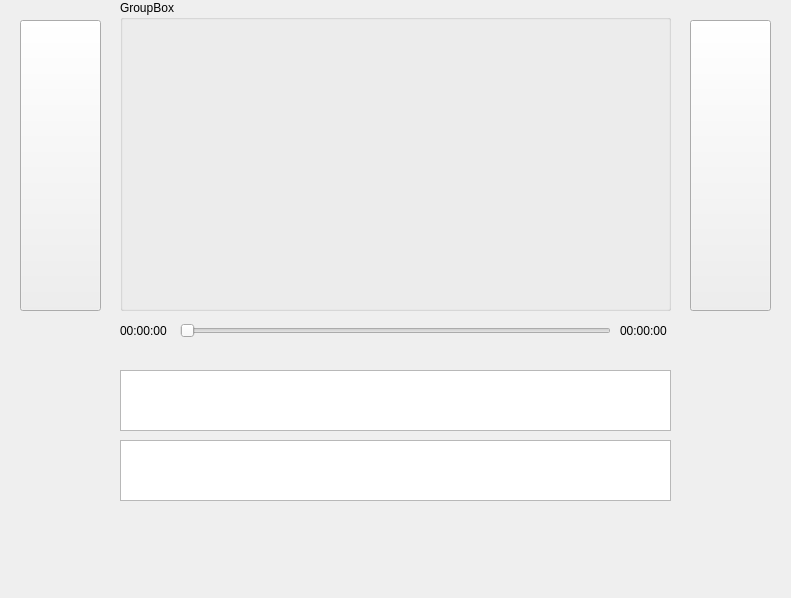
sinfillo/SpeakSavvy, file videowidget.ui: the form before one commit.
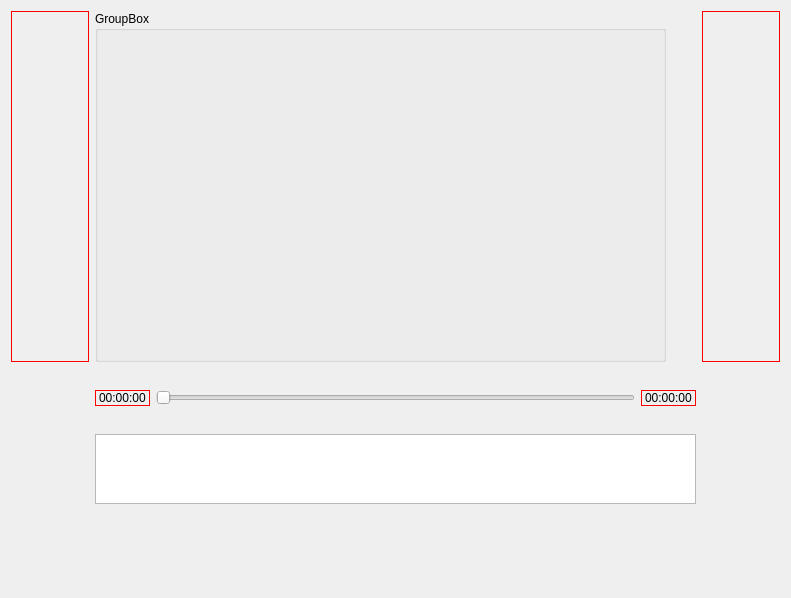
The form after the commit.

Commit message: fix timer in quiz, change ui in video and quiz, add cnt word in start quiz

```diff
--- a/videowidget.ui
+++ b/videowidget.ui
@@ -13,138 +13,679 @@
   <property name="windowTitle">
    <string>Form</string>
   </property>
-  <widget class="QGroupBox" name="groupBox">
-   <property name="geometry">
-    <rect>
-     <x>120</x>
-     <y>0</y>
-     <width>551</width>
-     <height>311</height>
-    </rect>
-   </property>
-   <property name="mouseTracking">
-    <bool>true</bool>
-   </property>
-   <property name="title">
-    <string>GroupBox</string>
-   </property>
-  </widget>
-  <widget class="QSlider" name="horizontalSlider">
-   <property name="geometry">
-    <rect>
-     <x>180</x>
-     <y>320</y>
-     <width>431</width>
-     <height>21</height>
-    </rect>
-   </property>
-   <property name="orientation">
-    <enum>Qt::Horizontal</enum>
-   </property>
-  </widget>
-  <widget class="QPushButton" name="nextVideoButton">
-   <property name="geometry">
-    <rect>
-     <x>690</x>
-     <y>20</y>
-     <width>81</width>
-     <height>291</height>
-    </rect>
-   </property>
-   <property name="text">
-    <string/>
-   </property>
-  </widget>
-  <widget class="QPushButton" name="prevVideoButton">
-   <property name="geometry">
-    <rect>
-     <x>20</x>
-     <y>20</y>
-     <width>81</width>
-     <height>291</height>
-    </rect>
-   </property>
-   <property name="sizePolicy">
-    <sizepolicy hsizetype="Preferred" vsizetype="Preferred">
-     <horstretch>0</horstretch>
-     <verstretch>0</verstretch>
-    </sizepolicy>
-   </property>
-   <property name="text">
-    <string/>
-   </property>
-  </widget>
-  <widget class="QTextEdit" name="textEdit">
-   <property name="geometry">
-    <rect>
-     <x>120</x>
-     <y>370</y>
-     <width>551</width>
-     <height>61</height>
-    </rect>
-   </property>
-   <property name="sizePolicy">
-    <sizepolicy hsizetype="Fixed" vsizetype="Fixed">
-     <horstretch>0</horstretch>
-     <verstretch>0</verstretch>
-    </sizepolicy>
-   </property>
-   <property name="styleSheet">
-    <string notr="true">font: 20pt &quot;PT Mono&quot;;
-</string>
-   </property>
-  </widget>
-  <widget class="QLabel" name="currentTimeLabel">
-   <property name="geometry">
-    <rect>
-     <x>120</x>
-     <y>320</y>
-     <width>61</width>
-     <height>21</height>
-    </rect>
-   </property>
-   <property name="styleSheet">
-    <string notr="true">font: 14pt &quot;Helvetica&quot;;</string>
-   </property>
-   <property name="text">
-    <string>00:00:00</string>
-   </property>
-  </widget>
-  <widget class="QLabel" name="totalTimeLabel">
-   <property name="geometry">
-    <rect>
-     <x>620</x>
-     <y>320</y>
-     <width>61</width>
-     <height>21</height>
-    </rect>
-   </property>
-   <property name="styleSheet">
-    <string notr="true">font: 14pt &quot;Helvetica&quot;;</string>
-   </property>
-   <property name="text">
-    <string>00:00:00</string>
-   </property>
-  </widget>
-  <widget class="QTextEdit" name="translatedText">
-   <property name="geometry">
-    <rect>
-     <x>120</x>
-     <y>440</y>
-     <width>551</width>
-     <height>61</height>
-    </rect>
-   </property>
-   <property name="sizePolicy">
-    <sizepolicy hsizetype="Fixed" vsizetype="Fixed">
-     <horstretch>0</horstretch>
-     <verstretch>0</verstretch>
-    </sizepolicy>
-   </property>
-   <property name="styleSheet">
-    <string notr="true">font: 20pt &quot;PT Mono&quot;;</string>
-   </property>
-  </widget>
+  <layout class="QGridLayout" name="gridLayout_2">
+   <item row="0" column="0">
+    <widget class="QPushButton" name="prevVideoButton">
+     <property name="sizePolicy">
+      <sizepolicy hsizetype="Minimum" vsizetype="Fixed">
+       <horstretch>0</horstretch>
+       <verstretch>0</verstretch>
+      </sizepolicy>
+     </property>
+     <property name="minimumSize">
+      <size>
+       <width>0</width>
+       <height>351</height>
+      </size>
+     </property>
+     <property name="maximumSize">
+      <size>
+       <width>16777215</width>
+       <height>351</height>
+      </size>
+     </property>
+     <property name="styleSheet">
+      <string notr="true">border: 1px solid red;</string>
+     </property>
+     <property name="text">
+      <string/>
+     </property>
+    </widget>
+   </item>
+   <item row="0" column="1">
+    <widget class="QGroupBox" name="groupBox">
+     <property name="sizePolicy">
+      <sizepolicy hsizetype="Minimum" vsizetype="Minimum">
+       <horstretch>0</horstretch>
+       <verstretch>0</verstretch>
+      </sizepolicy>
+     </property>
+     <property name="minimumSize">
+      <size>
+       <width>541</width>
+       <height>351</height>
+      </size>
+     </property>
+     <property name="maximumSize">
+      <size>
+       <width>571</width>
+       <height>351</height>
+      </size>
+     </property>
+     <property name="title">
+      <string>GroupBox</string>
+     </property>
+    </widget>
+   </item>
+   <item row="0" column="2">
+    <widget class="QPushButton" name="nextVideoButton">
+     <property name="minimumSize">
+      <size>
+       <width>0</width>
+       <height>351</height>
+      </size>
+     </property>
+     <property name="maximumSize">
+      <size>
+       <width>16777215</width>
+       <height>351</height>
+      </size>
+     </property>
+     <property name="styleSheet">
+      <string notr="true">border: 1px solid red;</string>
+     </property>
+     <property name="text">
+      <string/>
+     </property>
+    </widget>
+   </item>
+   <item row="1" column="0">
+    <spacer name="verticalSpacer">
+     <property name="orientation">
+      <enum>Qt::Vertical</enum>
+     </property>
+     <property name="sizeHint" stdset="0">
+      <size>
+       <width>78</width>
+       <height>201</height>
+      </size>
+     </property>
+    </spacer>
+   </item>
+   <item row="1" column="1">
+    <layout class="QGridLayout" name="gridLayout">
+     <property name="sizeConstraint">
+      <enum>QLayout::SetFixedSize</enum>
+     </property>
+     <property name="verticalSpacing">
+      <number>-1</number>
+     </property>
+     <item row="0" column="0">
+      <widget class="QLabel" name="currentTimeLabel">
+       <property name="sizePolicy">
+        <sizepolicy hsizetype="Fixed" vsizetype="Minimum">
+         <horstretch>0</horstretch>
+         <verstretch>0</verstretch>
+        </sizepolicy>
+       </property>
+       <property name="styleSheet">
+        <string notr="true">font: 14pt &quot;Helvetica&quot;;
+border: 1px solid red;</string>
+       </property>
+       <property name="text">
+        <string>00:00:00</string>
+       </property>
+      </widget>
+     </item>
+     <item row="2" column="1">
+      <widget class="QPushButton" name="translatedText">
+       <property name="minimumSize">
+        <size>
+         <width>0</width>
+         <height>30</height>
+        </size>
+       </property>
+       <property name="maximumSize">
+        <size>
+         <width>16777215</width>
+         <height>30</height>
+        </size>
+       </property>
+       <property name="palette">
+        <palette>
+         <active>
+          <colorrole role="WindowText">
+           <brush brushstyle="SolidPattern">
+            <color alpha="255">
+             <red>0</red>
+             <green>0</green>
+             <blue>0</blue>
+            </color>
+           </brush>
+          </colorrole>
+          <colorrole role="Button">
+           <brush brushstyle="SolidPattern">
+            <color alpha="0">
+             <red>0</red>
+             <green>0</green>
+             <blue>0</blue>
+            </color>
+           </brush>
+          </colorrole>
+          <colorrole role="Light">
+           <brush brushstyle="SolidPattern">
+            <color alpha="255">
+             <red>255</red>
+             <green>255</green>
+             <blue>255</blue>
+            </color>
+           </brush>
+          </colorrole>
+          <colorrole role="Midlight">
+           <brush brushstyle="SolidPattern">
+            <color alpha="255">
+             <red>215</red>
+             <green>215</green>
+             <blue>215</blue>
+            </color>
+           </brush>
+          </colorrole>
+          <colorrole role="Dark">
+           <brush brushstyle="SolidPattern">
+            <color alpha="255">
+             <red>88</red>
+             <green>88</green>
+             <blue>88</blue>
+            </color>
+           </brush>
+          </colorrole>
+          <colorrole role="Mid">
+           <brush brushstyle="SolidPattern">
+            <color alpha="255">
+             <red>117</red>
+             <green>117</green>
+             <blue>117</blue>
+            </color>
+           </brush>
+          </colorrole>
+          <colorrole role="Text">
+           <brush brushstyle="SolidPattern">
+            <color alpha="255">
+             <red>0</red>
+             <green>0</green>
+             <blue>0</blue>
+            </color>
+           </brush>
+          </colorrole>
+          <colorrole role="BrightText">
+           <brush brushstyle="SolidPattern">
+            <color alpha="255">
+             <red>255</red>
+             <green>255</green>
+             <blue>255</blue>
+            </color>
+           </brush>
+          </colorrole>
+          <colorrole role="ButtonText">
+           <brush brushstyle="SolidPattern">
+            <color alpha="255">
+             <red>0</red>
+             <green>0</green>
+             <blue>0</blue>
+            </color>
+           </brush>
+          </colorrole>
+          <colorrole role="Base">
+           <brush brushstyle="SolidPattern">
+            <color alpha="0">
+             <red>0</red>
+             <green>0</green>
+             <blue>0</blue>
+            </color>
+           </brush>
+          </colorrole>
+          <colorrole role="Window">
+           <brush brushstyle="SolidPattern">
+            <color alpha="0">
+             <red>0</red>
+             <green>0</green>
+             <blue>0</blue>
+            </color>
+           </brush>
+          </colorrole>
+          <colorrole role="Shadow">
+           <brush brushstyle="SolidPattern">
+            <color alpha="255">
+             <red>0</red>
+             <green>0</green>
+             <blue>0</blue>
+            </color>
+           </brush>
+          </colorrole>
+          <colorrole role="AlternateBase">
+           <brush brushstyle="SolidPattern">
+            <color alpha="255">
+             <red>215</red>
+             <green>215</green>
+             <blue>215</blue>
+            </color>
+           </brush>
+          </colorrole>
+          <colorrole role="ToolTipBase">
+           <brush brushstyle="SolidPattern">
+            <color alpha="255">
+             <red>255</red>
+             <green>255</green>
+             <blue>220</blue>
+            </color>
+           </brush>
+          </colorrole>
+          <colorrole role="ToolTipText">
+           <brush brushstyle="SolidPattern">
+            <color alpha="255">
+             <red>0</red>
+             <green>0</green>
+             <blue>0</blue>
+            </color>
+           </brush>
+          </colorrole>
+          <colorrole role="PlaceholderText">
+           <brush brushstyle="SolidPattern">
+            <color alpha="127">
+             <red>0</red>
+             <green>0</green>
+             <blue>0</blue>
+            </color>
+           </brush>
+          </colorrole>
+          <colorrole role="Accent">
+           <brush brushstyle="SolidPattern">
+            <color alpha="255">
+             <red>255</red>
+             <green>255</green>
+             <blue>255</blue>
+            </color>
+           </brush>
+          </colorrole>
+         </active>
+         <inactive>
+          <colorrole role="WindowText">
+           <brush brushstyle="SolidPattern">
+            <color alpha="255">
+             <red>0</red>
+             <green>0</green>
+             <blue>0</blue>
+            </color>
+           </brush>
+          </colorrole>
+          <colorrole role="Button">
+           <brush brushstyle="SolidPattern">
+            <color alpha="0">
+             <red>0</red>
+             <green>0</green>
+             <blue>0</blue>
+            </color>
+           </brush>
+          </colorrole>
+          <colorrole role="Light">
+           <brush brushstyle="SolidPattern">
+            <color alpha="255">
+             <red>255</red>
+             <green>255</green>
+             <blue>255</blue>
+            </color>
+           </brush>
+          </colorrole>
+          <colorrole role="Midlight">
+           <brush brushstyle="SolidPattern">
+            <color alpha="255">
+             <red>215</red>
+             <green>215</green>
+             <blue>215</blue>
+            </color>
+           </brush>
+          </colorrole>
+          <colorrole role="Dark">
+           <brush brushstyle="SolidPattern">
+            <color alpha="255">
+             <red>88</red>
+             <green>88</green>
+             <blue>88</blue>
+            </color>
+           </brush>
+          </colorrole>
+          <colorrole role="Mid">
+           <brush brushstyle="SolidPattern">
+            <color alpha="255">
+             <red>117</red>
+             <green>117</green>
+             <blue>117</blue>
+            </color>
+           </brush>
+          </colorrole>
+          <colorrole role="Text">
+           <brush brushstyle="SolidPattern">
+            <color alpha="255">
+             <red>0</red>
+             <green>0</green>
+             <blue>0</blue>
+            </color>
+           </brush>
+          </colorrole>
+          <colorrole role="BrightText">
+           <brush brushstyle="SolidPattern">
+            <color alpha="255">
+             <red>255</red>
+             <green>255</green>
+             <blue>255</blue>
+            </color>
+           </brush>
+          </colorrole>
+          <colorrole role="ButtonText">
+           <brush brushstyle="SolidPattern">
+            <color alpha="255">
+             <red>0</red>
+             <green>0</green>
+             <blue>0</blue>
+            </color>
+           </brush>
+          </colorrole>
+          <colorrole role="Base">
+           <brush brushstyle="SolidPattern">
+            <color alpha="0">
+             <red>0</red>
+             <green>0</green>
+             <blue>0</blue>
+            </color>
+           </brush>
+          </colorrole>
+          <colorrole role="Window">
+           <brush brushstyle="SolidPattern">
+            <color alpha="0">
+             <red>0</red>
+             <green>0</green>
+             <blue>0</blue>
+            </color>
+           </brush>
+          </colorrole>
+          <colorrole role="Shadow">
+           <brush brushstyle="SolidPattern">
+            <color alpha="255">
+             <red>0</red>
+             <green>0</green>
+             <blue>0</blue>
+            </color>
+           </brush>
+          </colorrole>
+          <colorrole role="AlternateBase">
+           <brush brushstyle="SolidPattern">
+            <color alpha="255">
+             <red>215</red>
+             <green>215</green>
+             <blue>215</blue>
+            </color>
+           </brush>
+          </colorrole>
+          <colorrole role="ToolTipBase">
+           <brush brushstyle="SolidPattern">
+            <color alpha="255">
+             <red>255</red>
+             <green>255</green>
+             <blue>220</blue>
+            </color>
+           </brush>
+          </colorrole>
+          <colorrole role="ToolTipText">
+           <brush brushstyle="SolidPattern">
+            <color alpha="255">
+             <red>0</red>
+             <green>0</green>
+             <blue>0</blue>
+            </color>
+           </brush>
+          </colorrole>
+          <colorrole role="PlaceholderText">
+           <brush brushstyle="SolidPattern">
+            <color alpha="127">
+             <red>0</red>
+             <green>0</green>
+             <blue>0</blue>
+            </color>
+           </brush>
+          </colorrole>
+          <colorrole role="Accent">
+           <brush brushstyle="SolidPattern">
+            <color alpha="255">
+             <red>255</red>
+             <green>255</green>
+             <blue>255</blue>
+            </color>
+           </brush>
+          </colorrole>
+         </inactive>
+         <disabled>
+          <colorrole role="WindowText">
+           <brush brushstyle="SolidPattern">
+            <color alpha="255">
+             <red>88</red>
+             <green>88</green>
+             <blue>88</blue>
+            </color>
+           </brush>
+          </colorrole>
+          <colorrole role="Button">
+           <brush brushstyle="SolidPattern">
+            <color alpha="0">
+             <red>0</red>
+             <green>0</green>
+             <blue>0</blue>
+            </color>
+           </brush>
+          </colorrole>
+          <colorrole role="Light">
+           <brush brushstyle="SolidPattern">
+            <color alpha="255">
+             <red>255</red>
+             <green>255</green>
+             <blue>255</blue>
+            </color>
+           </brush>
+          </colorrole>
+          <colorrole role="Midlight">
+           <brush brushstyle="SolidPattern">
+            <color alpha="255">
+             <red>215</red>
+             <green>215</green>
+             <blue>215</blue>
+            </color>
+           </brush>
+          </colorrole>
+          <colorrole role="Dark">
+           <brush brushstyle="SolidPattern">
+            <color alpha="255">
+             <red>88</red>
+             <green>88</green>
+             <blue>88</blue>
+            </color>
+           </brush>
+          </colorrole>
+          <colorrole role="Mid">
+           <brush brushstyle="SolidPattern">
+            <color alpha="255">
+             <red>117</red>
+             <green>117</green>
+             <blue>117</blue>
+            </color>
+           </brush>
+          </colorrole>
+          <colorrole role="Text">
+           <brush brushstyle="SolidPattern">
+            <color alpha="255">
+             <red>88</red>
+             <green>88</green>
+             <blue>88</blue>
+            </color>
+           </brush>
+          </colorrole>
+          <colorrole role="BrightText">
+           <brush brushstyle="SolidPattern">
+            <color alpha="255">
+             <red>255</red>
+             <green>255</green>
+             <blue>255</blue>
+            </color>
+           </brush>
+          </colorrole>
+          <colorrole role="ButtonText">
+           <brush brushstyle="SolidPattern">
+            <color alpha="255">
+             <red>88</red>
+             <green>88</green>
+             <blue>88</blue>
+            </color>
+           </brush>
+          </colorrole>
+          <colorrole role="Base">
+           <brush brushstyle="SolidPattern">
+            <color alpha="0">
+             <red>0</red>
+             <green>0</green>
+             <blue>0</blue>
+            </color>
+           </brush>
+          </colorrole>
+          <colorrole role="Window">
+           <brush brushstyle="SolidPattern">
+            <color alpha="0">
+             <red>0</red>
+             <green>0</green>
+             <blue>0</blue>
+            </color>
+           </brush>
+          </colorrole>
+          <colorrole role="Shadow">
+           <brush brushstyle="SolidPattern">
+            <color alpha="255">
+             <red>0</red>
+             <green>0</green>
+             <blue>0</blue>
+            </color>
+           </brush>
+          </colorrole>
+          <colorrole role="AlternateBase">
+           <brush brushstyle="SolidPattern">
+            <color alpha="255">
+             <red>176</red>
+             <green>176</green>
+             <blue>176</blue>
+            </color>
+           </brush>
+          </colorrole>
+          <colorrole role="ToolTipBase">
+           <brush brushstyle="SolidPattern">
+            <color alpha="255">
+             <red>255</red>
+             <green>255</green>
+             <blue>220</blue>
+            </color>
+           </brush>
+          </colorrole>
+          <colorrole role="ToolTipText">
+           <brush brushstyle="SolidPattern">
+            <color alpha="255">
+             <red>0</red>
+             <green>0</green>
+             <blue>0</blue>
+            </color>
+           </brush>
+          </colorrole>
+          <colorrole role="PlaceholderText">
+           <brush brushstyle="SolidPattern">
+            <color alpha="127">
+             <red>88</red>
+             <green>88</green>
+             <blue>88</blue>
+            </color>
+           </brush>
+          </colorrole>
+          <colorrole role="Accent">
+           <brush brushstyle="SolidPattern">
+            <color alpha="255">
+             <red>228</red>
+             <green>228</green>
+             <blue>228</blue>
+            </color>
+           </brush>
+          </colorrole>
+         </disabled>
+        </palette>
+       </property>
+       <property name="autoFillBackground">
+        <bool>false</bool>
+       </property>
+       <property name="styleSheet">
+        <string notr="true">background-color: rgba(0, 0, 0, 0)</string>
+       </property>
+       <property name="text">
+        <string/>
+       </property>
+       <property name="iconSize">
+        <size>
+         <width>40</width>
+         <height>40</height>
+        </size>
+       </property>
+       <property name="autoDefault">
+        <bool>false</bool>
+       </property>
+       <property name="flat">
+        <bool>true</bool>
+       </property>
+      </widget>
+     </item>
+     <item row="0" column="2">
+      <widget class="QLabel" name="totalTimeLabel">
+       <property name="styleSheet">
+        <string notr="true">font: 14pt &quot;Helvetica&quot;;
+border: 1px solid red;</string>
+       </property>
+       <property name="text">
+        <string>00:00:00</string>
+       </property>
+      </widget>
+     </item>
+     <item row="0" column="1">
+      <widget class="QSlider" name="horizontalSlider">
+       <property name="orientation">
+        <enum>Qt::Horizontal</enum>
+       </property>
+      </widget>
+     </item>
+     <item row="1" column="0" colspan="3">
+      <widget class="QTextEdit" name="textEdit">
+       <property name="sizePolicy">
+        <sizepolicy hsizetype="Minimum" vsizetype="Minimum">
+         <horstretch>0</horstretch>
+         <verstretch>0</verstretch>
+        </sizepolicy>
+       </property>
+       <property name="maximumSize">
+        <size>
+         <width>16777215</width>
+         <height>70</height>
+        </size>
+       </property>
+       <property name="styleSheet">
+        <string notr="true">font: 20pt &quot;PT Mono&quot;;</string>
+       </property>
+      </widget>
+     </item>
+    </layout>
+   </item>
+   <item row="1" column="2">
+    <spacer name="verticalSpacer_2">
+     <property name="orientation">
+      <enum>Qt::Vertical</enum>
+     </property>
+     <property name="sizeHint" stdset="0">
+      <size>
+       <width>78</width>
+       <height>201</height>
+      </size>
+     </property>
+    </spacer>
+   </item>
+  </layout>
  </widget>
  <resources/>
  <connections/>
```
The commit also changes 14 other files.
